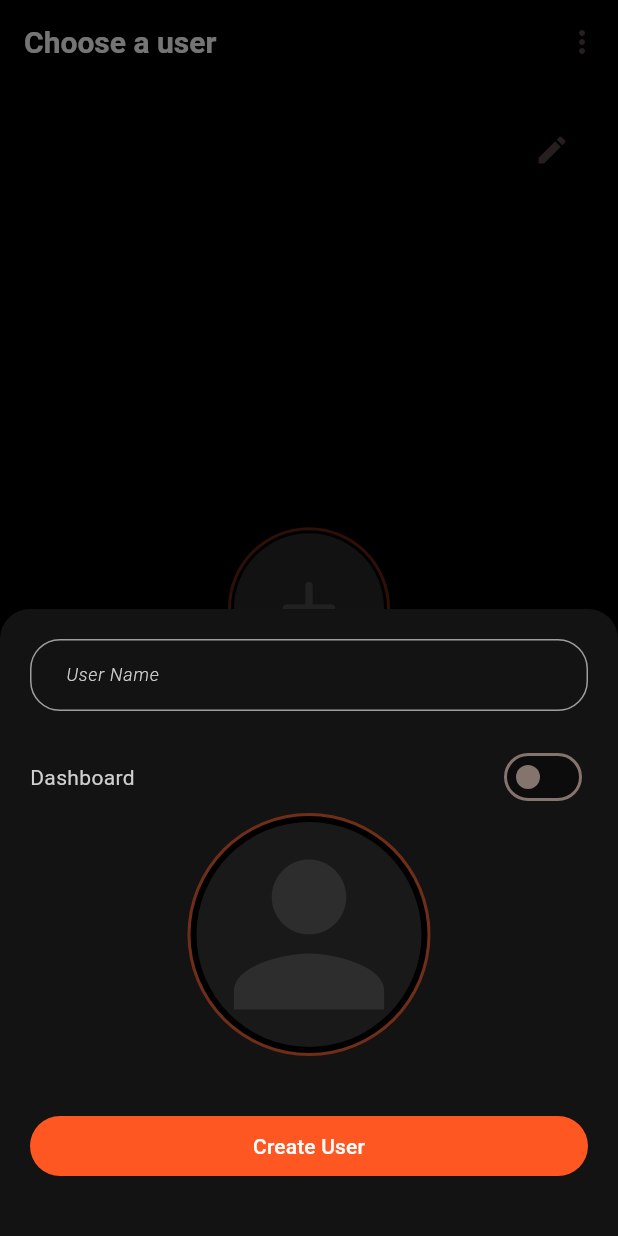
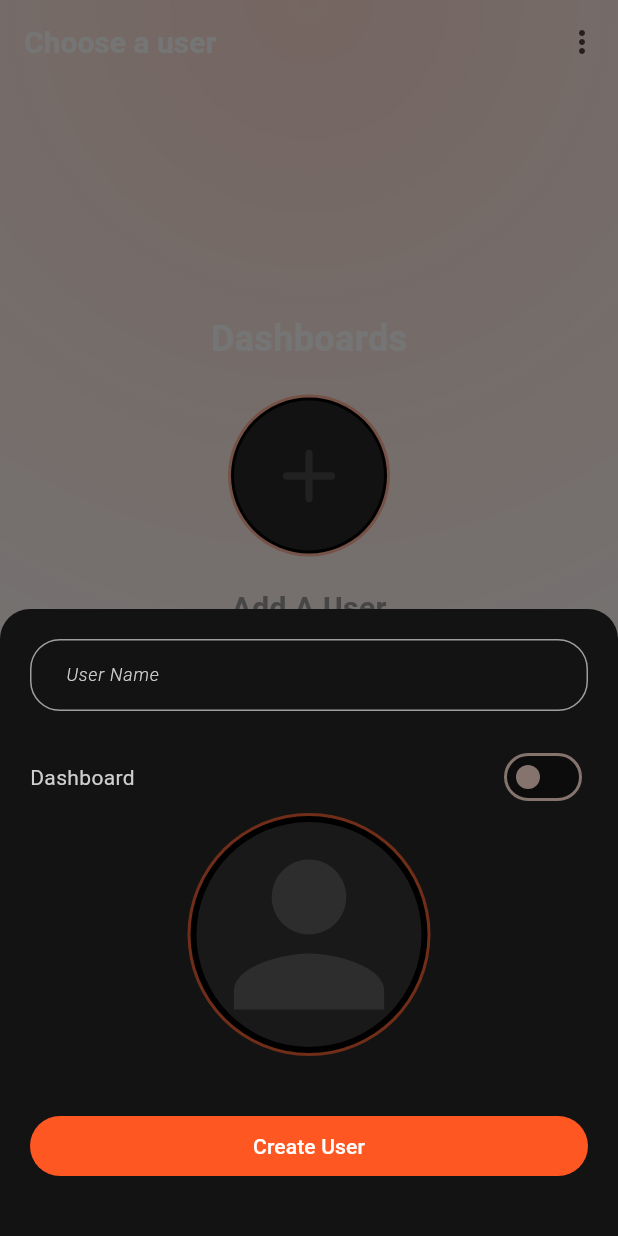
Before and after one commit to Morne-le-Roux/placeholder_app, a Flutter app: the ChooseUser screen opened directly, after a tap on "Add A User", on a phone screen of 412 x 824 dp. Run offline on Flutter 3.47's test engine with Material 3 defaults, Android fonts, the phone set to English and light mode, and no system bars; drawn by our look-alikes of sentry_flutter, toastification; our stand-ins replace equatable, flutter_bloc, flutter_dotenv, flutter_image_compress, flutter_slidable, gap and 6 more; missing offline and left inert: purchases_flutter; accounts and stored records are empty; statements that could not run were skipped.

Commit message:
Refactor ChooseUser view to enhance UI and user experience; implement a gradient background, reorganize user selection into dashboards and users sections, and improve loading state handling. Integrate payment initialization logic and streamline user interaction with updated tap and long press handlers.

```diff
--- a/lib/features/auth/views/choose_user.dart
+++ b/lib/features/auth/views/choose_user.dart
@@ -1,7 +1,9 @@
 import 'dart:developer';
 
+import 'package:flutter/foundation.dart';
 import 'package:flutter/material.dart';
 import 'package:flutter_bloc/flutter_bloc.dart';
+import 'package:gap/gap.dart';
 import 'package:placeholder/core/constants/constants.dart';
 import 'package:placeholder/core/usecases/contact_support.dart';
 import 'package:placeholder/core/widgets/loaders/main_loader.dart';
@@ -14,6 +16,7 @@ import 'package:placeholder/features/auth/widgets/user_selector.dart';
 import 'package:placeholder/features/home/views/dashboard.dart';
 import 'package:placeholder/core/usecases/nav.dart';
 import 'package:placeholder/core/usecases/snack.dart';
+import 'package:placeholder/features/payment/usecases/init_rc.dart';
 import 'package:placeholder/features/release_notes/cubit/release_notes_cubit.dart';
 import 'package:placeholder/main.dart';
 import 'package:purchases_flutter/purchases_flutter.dart';
@@ -53,7 +56,8 @@ class _ChooseUserState extends State<ChooseUser> {
     try {
       setState(() => loadingUsers = true);
       phUsers = await authCubit.fetchUsers();
-      // await authCubit.checkSub();
+      await initRC(pb.authStore.record!.id);
+      await authCubit.checkSub();
       phUsers = await authCubit.fetchUsers();
     } catch (e) {
       snack(context, e.toString());
@@ -63,19 +67,48 @@ class _ChooseUserState extends State<ChooseUser> {
     }
   }
 
+  List<PHUser> get dashboards =>
+      phUsers.where((phu) => phu.isDashboard).toList();
+  List<PHUser> get users => phUsers.where((phu) => !phu.isDashboard).toList();
+
   @override
   Widget build(BuildContext context) {
-    return Scaffold(
+    return Stack(
+      children: [
+        Hero(
+          tag: "shadow",
+          child: Container(
+            decoration: BoxDecoration(
+              color: Colors.black,
+              gradient: RadialGradient(
+                center: Alignment.topCenter,
+                radius: 1.5,
+                colors: [
+                  Colors.deepOrange.withAlpha(50),
+                  Colors.deepOrange.withAlpha(0),
+                ],
+              ),
+            ),
+          ),
+        ),
+        Scaffold(
+          backgroundColor: Colors.transparent,
           appBar: AppBar(
+            backgroundColor: Colors.transparent,
             title: Text("Choose a user", style: Constants.textStyles.title2),
             actions: [
+              // if (kDebugMode)
+              //   IconButton(
+              //     onPressed: () => context.read<AuthCubit>().setPro(true),
+              //     icon: Icon(Icons.lock),
+              //   ),
               PopupMenuButton(
                 color: const Color.fromARGB(255, 26, 26, 26),
                 onSelected: (value) {
                   if (value == "contact") {
                     contactSupport("", isError: false);
                   } else if (value == "logOut") {
-                sb.auth.signOut();
+                    pb.authStore.clear();
                     Purchases.logOut();
                     Nav.pushAndPop(context, Login());
                   }
@@ -91,7 +124,10 @@ class _ChooseUserState extends State<ChooseUser> {
                       ),
                       PopupMenuItem(
                         value: "logOut",
-                    child: Text("Log Out", style: Constants.textStyles.title3),
+                        child: Text(
+                          "Log Out",
+                          style: Constants.textStyles.title3,
+                        ),
                       ),
                     ],
               ),
@@ -101,36 +137,67 @@ class _ChooseUserState extends State<ChooseUser> {
             child:
                 loadingUsers
                     ? MainLoader()
-                : Stack(
-                  children: [
-                    Padding(
+                    : Padding(
                       padding: EdgeInsets.all(20),
                       child: Center(
                         child: SingleChildScrollView(
-                          child: Wrap(
+                          child: Column(
+                            children: [
+                              Text(
+                                "Dashboards",
+                                style: Constants.textStyles.title,
+                              ),
+                              Gap(20),
+                              Wrap(
                                 crossAxisAlignment: WrapCrossAlignment.center,
                                 spacing: 40,
                                 alignment: WrapAlignment.center,
                                 children: [
-                              ...phUsers.map(
+                                  ...dashboards.map(
                                     (phu) => UserSelector(
                                       key: Key(phu.id),
                                       user: phu,
                                       showEdit: showEdit,
+                                      onTap: () => _handleTap(phu),
+                                      onLongPress: () => _handleLongPress(),
+                                      onDelete: () => _handleDelete(phu),
+                                    ),
+                                  ),
+                                  UserSelector(
+                                    isDashboard: true,
+                                    onDelete: () {},
                                     onTap: () async {
-                                    if (showEdit) {
-                                      await createNewUser(context, user: phu);
+                                      bool canCreateNewUser = canCreateUser(
+                                        context,
+                                        currentUserCount: phUsers.length,
+                                      );
+                                      if (canCreateNewUser) {
+                                        await createNewUser(
+                                          context,
+                                          isDashboard: true,
+                                        );
+                                      }
                                       init();
-                                      return;
-                                    } else {
-                                      authCubit.setPHUser(phu);
-                                      if (authCubit.state.phUser != null) {
-                                        Nav.push(context, Dashboard());
-                                      }
-                                    }
                                     },
-                                  onDelete:
-                                      () => setState(() => phUsers.remove(phu)),
+                                    onLongPress: () => _handleLongPress(),
+                                  ),
+                                ],
+                              ),
+                              Text("Users", style: Constants.textStyles.title),
+                              Gap(20),
+                              Wrap(
+                                crossAxisAlignment: WrapCrossAlignment.center,
+                                spacing: 40,
+                                alignment: WrapAlignment.center,
+                                children: [
+                                  ...users.map(
+                                    (phu) => UserSelector(
+                                      key: Key(phu.id),
+                                      user: phu,
+                                      showEdit: showEdit,
+                                      onTap: () => _handleTap(phu),
+                                      onDelete: () => _handleDelete(phu),
+                                      onLongPress: () => _handleLongPress(),
                                     ),
                                   ),
                                   UserSelector(
@@ -141,27 +208,50 @@ class _ChooseUserState extends State<ChooseUser> {
                                         currentUserCount: phUsers.length,
                                       );
                                       if (canCreateNewUser) {
-                                    await createNewUser(context);
+                                        await createNewUser(
+                                          context,
+                                          isDashboard: false,
+                                        );
                                       }
                                       init();
                                     },
+                                    onLongPress: () => _handleLongPress(),
+                                  ),
+                                ],
                               ),
                             ],
                           ),
                         ),
                       ),
                     ),
-                    Positioned(
-                      right: 20,
-                      top: 20,
-                      child: IconButton(
-                        icon: Icon(Icons.edit),
-                        onPressed: () => setState(() => showEdit = !showEdit),
           ),
         ),
       ],
-                ),
-      ),
     );
   }
+
+  void _handleLongPress() {
+    setState(() => showEdit = !showEdit);
   }
+
+  void _handleTap(PHUser phu) async {
+    if (showEdit) {
+      await createNewUser(context, user: phu);
+      init();
+      setState(() => showEdit = false);
+      return;
+    } else {
+      authCubit.setPHUser(phu);
+      if (authCubit.state.phUser != null) {
+        Nav.push(context, Dashboard());
+      }
+    }
+  }
+
+  void _handleDelete(PHUser phu) {
+    setState(() {
+      phUsers.remove(phu);
+      showEdit = false;
+    });
+  }
+}
```
Lines whose indentation alone changed are shown as unchanged.
